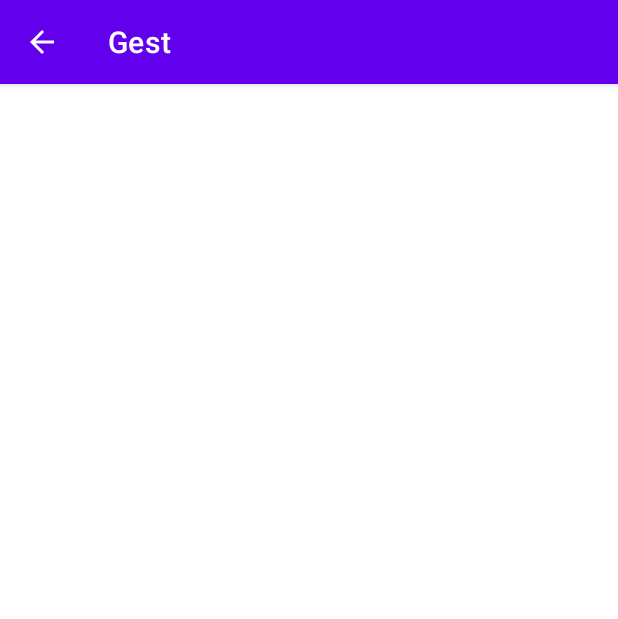
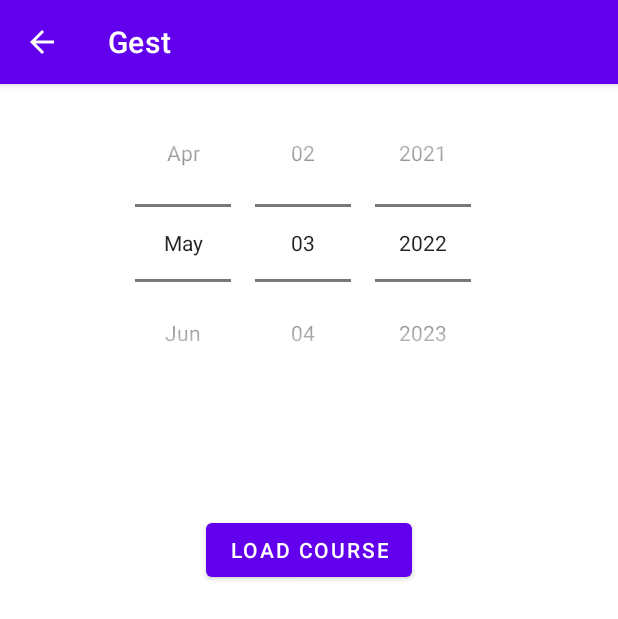
Before and after one commit to Liix46/Gest, an Android app: the CurrencyActivity screen opened directly, with no data from a screen before it, on a phone screen of 412 x 824 dp. Shown: the top 619 px of the screen. Run offline under Robolectric (Android 15) with nearby library versions, the phone set to English and light mode, and no system bars.

Commit message:
@Liix46 1 Rate constructor accepting JSONObject

```diff
--- a/app/src/main/java/step/android/gest/CurrencyActivity.java
+++ b/app/src/main/java/step/android/gest/CurrencyActivity.java
@@ -1,10 +1,12 @@
 package step.android.gest;
 
+import androidx.annotation.NonNull;
 import androidx.appcompat.app.AppCompatActivity;
 
 import android.os.Bundle;
 import android.text.method.ScrollingMovementMethod;
 import android.util.Log;
+import android.widget.DatePicker;
 import android.widget.TextView;
 import android.widget.Toast;
 
@@ -15,39 +17,51 @@ import org.json.JSONObject;
 import java.io.InputStream;
 import java.net.URL;
 import java.nio.charset.StandardCharsets;
+import java.util.Date;
 import java.text.ParseException;
 import java.util.ArrayList;
 
 public class CurrencyActivity extends AppCompatActivity {
-    private final String CURRENCY_URL = "https://bank.gov.ua/NBUStatService/v1/statdirectory/exchange?json";
+    private String bank_url ;
 
     private TextView tvContent ;
     private String contentBuffer ;
-    private JSONArray currencyArray ;
     private ArrayList<Rate> rates ;
+    private String[] ccs;
+    private DatePicker datePicker;
 
-    private Runnable displayContent = () -> {
-        tvContent.setText( "Count Rate : " + currencyArray.length() + "\n"  + contentBuffer ) ;
-       // tvContent.setText( contentBuffer ) ;
+    private final Runnable displayContent = () -> {
+        //tvContent.setText( "Count Rate : " + currencyArray.length() + "\n"  + contentBuffer ) ;
+        tvContent.setText( contentBuffer ) ;
+    } ;
+
+    private final Runnable selectCurrencies = () -> {
+        StringBuilder sb = new StringBuilder();
+        for (Rate rate : rates){
+            for (String cc : ccs){
+                if (rate.getCc().equals( cc )){
+                    sb.append( rate ) ;
+                    sb.append('\n') ;
+                }
+            }
+        }
+        contentBuffer = sb.toString() ;
+        runOnUiThread( displayContent ) ;
     } ;
 
 
     private final Runnable parseContent = () -> {
         try{
-            currencyArray = new JSONArray( contentBuffer ) ;
+
+            JSONArray currencyArray = new JSONArray(contentBuffer);
             rates = new ArrayList<>();
-            for ( int i = 0; i < currencyArray.length(); ++i ){
+            for (int i = 0; i < currencyArray.length(); ++i ){
                 JSONObject rate = currencyArray.getJSONObject( i );
-                rates.add( new Rate(
-                        rate.getInt( "r030"),
-                        rate.getString("txt" ),
-                        rate.getDouble("rate" ),
-                        rate.getString( "cc" ),
-                        rate.getString( "exchangedate" )
-
-                ) ) ;
+                rates.add(new Rate(rate));
             }
-            runOnUiThread( displayContent ) ;
+            ccs = new String[] {"USD", "EUR"} ;
+           // contentBuffer = getString(R.string.count_message, rates.size());
+            new Thread( selectCurrencies ).start();
         }
         catch (JSONException | ParseException exception){
             Log.e("Open URL: ", exception.getMessage() ) ;
@@ -61,7 +75,7 @@ public class CurrencyActivity extends AppCompatActivity {
     } ;
 
     private final Runnable openUrl = () -> {
-        try (InputStream stream = new URL(CURRENCY_URL).openStream()) {
+        try (InputStream stream = new URL(bank_url).openStream()) {
            // Read from stream
             StringBuilder sb = new StringBuilder() ;
             int sym ;
@@ -74,7 +88,7 @@ public class CurrencyActivity extends AppCompatActivity {
                     StandardCharsets.UTF_8
             ) ;
             new Thread(parseContent).start();
-            //runOnUiThread( displayContent ) ;
+           // runOnUiThread( displayContent ) ;
 
         }
         catch( Exception ex ){
@@ -87,6 +101,7 @@ public class CurrencyActivity extends AppCompatActivity {
             );
         }
     };
+
     @Override
     protected void onCreate(Bundle savedInstanceState) {
         super.onCreate(savedInstanceState);
@@ -95,11 +110,60 @@ public class CurrencyActivity extends AppCompatActivity {
         tvContent = findViewById(R.id.tvContent);
         tvContent.setMovementMethod( new ScrollingMovementMethod() ) ;
 
-        new Thread( openUrl ).start();
+        datePicker = findViewById(R.id.datePicker) ;
+
+        bank_url = getString(R.string.bank_url, GetCurrentDateString()) ;
+        new Thread( openUrl ).start() ;
+
+        findViewById(R.id.btnDate).setOnClickListener(v -> {
+
+            int m = datePicker.getMonth() + 1 ;
+            int d = datePicker.getDayOfMonth() ;
+            int y = datePicker.getYear();
+            String comboDate = ""
+                    + y
+                    + (m < 10 ? "0" : "") + m
+                    + (d < 10 ? "0" : "") + d ;
+
+            Date pickerDate = new Date(y,m,d);
+            Date currentDate = GetCurrentDate();
+
+            if (currentDate.compareTo(pickerDate) < 0){
+                //Log.e("There are no courses for this date", pickerDate.toString());
+                contentBuffer = "There are no courses for this date" ;
+                runOnUiThread( displayContent ) ;
+            }
+            else{
+                bank_url = getString(R.string.bank_url, comboDate );
+                new Thread( openUrl ).start() ;
+            }
+
+        } ) ;
 
     }
 
+    @NonNull
+    private String GetCurrentDateString() {
 
+       Date date = new Date( );
+        int m = date.getMonth() +1;
+        int d = date.getDate();
+        int y = date.getYear() + 1900;
+        return  ""
+                + y
+                + (m < 10 ? "0" : "") + m
+                + (d < 10 ? "0" : "") + d ;
+    }
+
+    private Date GetCurrentDate() {
+
+        Date date = new Date( );
+        int m = date.getMonth() +1;
+        int d = date.getDate();
+        int y = date.getYear() + 1900;
+
+        return  new Date(y,m,d);
+    }
 }
 
 /*
@@ -129,3 +193,16 @@ public class CurrencyActivity extends AppCompatActivity {
 б) в коде установить действие при перетягивании в режим "прокрутка"
     tvContent.setMovementMethod( new ScrollingMovementMethod() ) ;
  */
+
+/*
+Задание: отобразить курсы наиболее популярных валют: Евро и Доллар
+- в начале работы приложения определить сегодняшнюю дату, подставить в bankUrl
+- при отображении курса указать дату:
+   16.02.2022
+   Доллар - ...
+   Евро - ....
+- реализовать конструктор Rate, принимающий JSONObject; перенести разбор полей в него
+- если по запросу возвращается пустой ответ (дата будущая), выводить соотв. сообщение:
+   16.02.3022
+   На эту дату курсов нет
+ */
--- a/app/src/main/res/layout/activity_currency.xml
+++ b/app/src/main/res/layout/activity_currency.xml
@@ -8,12 +8,35 @@
 
     <TextView
         android:id="@+id/tvContent"
-        android:layout_width="260dp"
-        android:layout_height="491dp"
+        android:layout_width="317dp"
+        android:layout_height="263dp"
+        android:scrollbars="vertical"
         android:text=""
-        android:scrollbars="vertical"
         app:layout_constraintBottom_toBottomOf="parent"
         app:layout_constraintEnd_toEndOf="parent"
         app:layout_constraintStart_toStartOf="parent"
-        app:layout_constraintTop_toTopOf="parent" />
+        app:layout_constraintTop_toTopOf="parent"
+        app:layout_constraintVertical_bias="0.811" />
+
+    <DatePicker
+        android:id="@+id/datePicker"
+        android:layout_width="wrap_content"
+        android:layout_height="wrap_content"
+        android:calendarViewShown="false"
+        android:datePickerMode="spinner"
+        app:layout_constraintEnd_toEndOf="parent"
+        app:layout_constraintStart_toStartOf="parent"
+        tools:ignore="MissingConstraints"
+        />
+
+    <Button
+        android:id="@+id/btnDate"
+        android:layout_width="wrap_content"
+        android:layout_height="wrap_content"
+        android:text="@string/btn_date"
+        app:layout_constraintBottom_toTopOf="@+id/tvContent"
+        app:layout_constraintEnd_toEndOf="parent"
+        app:layout_constraintStart_toStartOf="parent"
+        app:layout_constraintTop_toBottomOf="@+id/datePicker"
+        tools:ignore="MissingConstraints" />
 </androidx.constraintlayout.widget.ConstraintLayout>
--- a/app/src/main/res/values/strings.xml
+++ b/app/src/main/res/values/strings.xml
@@ -9,4 +9,8 @@
     <string name="portal_title">Android portal</string>
     <string name="portal_game15">Game 15 (Swipes)</string>
     <string name="portal_inet">Internet</string>
+
+    <string name="count_message">Loaded courses: %d</string>
+    <string name="btn_date">Load course</string>
+    <string name="bank_url">https://bank.gov.ua/NBUStatService/v1/statdirectory/exchange?date=%s&amp;json</string>
 </resources>
```
Also changed, not shown: app/src/main/java/step/android/gest/Rate.java (+24 -1 lines).
